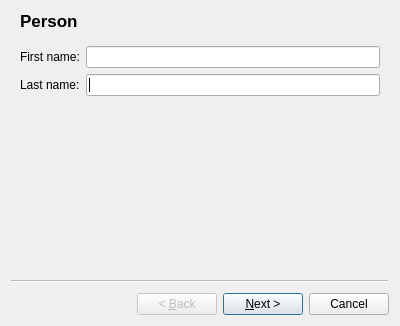
The window that src/tree_view/personbuilderwizard.ui (mspr/Lucy) describes before a commit, drawn with Qt 5.
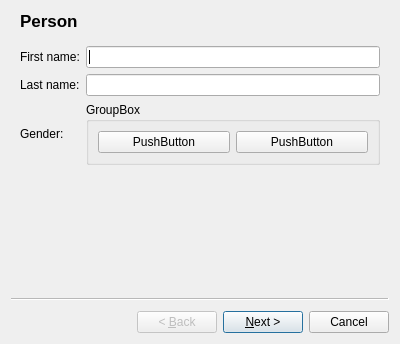
The same window after the commit.

Commit message: Add gender for person object, update views accordingly, prepare new tree representation.

The edit to the form file:
```diff
--- a/src/tree_view/personbuilderwizard.ui
+++ b/src/tree_view/personbuilderwizard.ui
@@ -7,7 +7,7 @@
     <x>0</x>
     <y>0</y>
     <width>400</width>
-    <height>326</height>
+    <height>344</height>
    </rect>
   </property>
   <property name="windowTitle">
@@ -18,19 +18,6 @@
     <string>Person</string>
    </property>
    <layout class="QGridLayout" name="gridLayout">
-    <item row="1" column="1">
-     <widget class="QLineEdit" name="lastNameLineEdit"/>
-    </item>
-    <item row="1" column="0">
-     <widget class="QLabel" name="lastNameLabel">
-      <property name="text">
-       <string>Last name:</string>
-      </property>
-     </widget>
-    </item>
-    <item row="0" column="1">
-     <widget class="QLineEdit" name="firstNameLineEdit"/>
-    </item>
     <item row="0" column="0">
      <widget class="QLabel" name="firstNameLabel">
       <property name="text">
@@ -38,6 +25,49 @@
       </property>
      </widget>
     </item>
+    <item row="0" column="1">
+     <widget class="QLineEdit" name="firstNameLineEdit"/>
+    </item>
+    <item row="1" column="0">
+     <widget class="QLabel" name="lastNameLabel">
+      <property name="text">
+       <string>Last name:</string>
+      </property>
+     </widget>
+    </item>
+    <item row="1" column="1">
+     <widget class="QLineEdit" name="lastNameLineEdit"/>
+    </item>
+    <item row="2" column="0">
+     <widget class="QLabel" name="genderLabel">
+      <property name="text">
+       <string>Gender:</string>
+      </property>
+     </widget>
+    </item>
+    <item row="2" column="1">
+     <widget class="QGroupBox" name="genderGroupBox">
+      <property name="title">
+       <string>GroupBox</string>
+      </property>
+      <layout class="QHBoxLayout" name="horizontalLayout">
+       <item>
+        <widget class="QPushButton" name="feminineGenderPushButton">
+         <property name="text">
+          <string>PushButton</string>
+         </property>
+        </widget>
+       </item>
+       <item>
+        <widget class="QPushButton" name="masculineGenderPushButton">
+         <property name="text">
+          <string>PushButton</string>
+         </property>
+        </widget>
+       </item>
+      </layout>
+     </widget>
+    </item>
    </layout>
   </widget>
   <widget class="QWizardPage" name="wizardPage2">
```
The commit also changes 14 other files.
